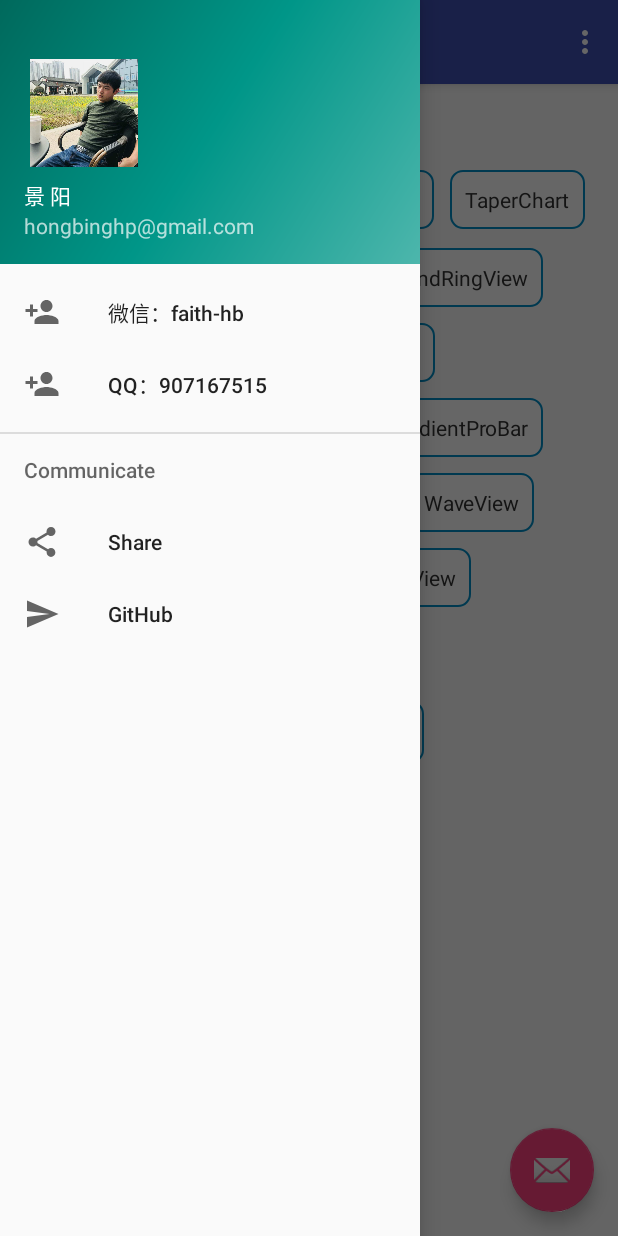
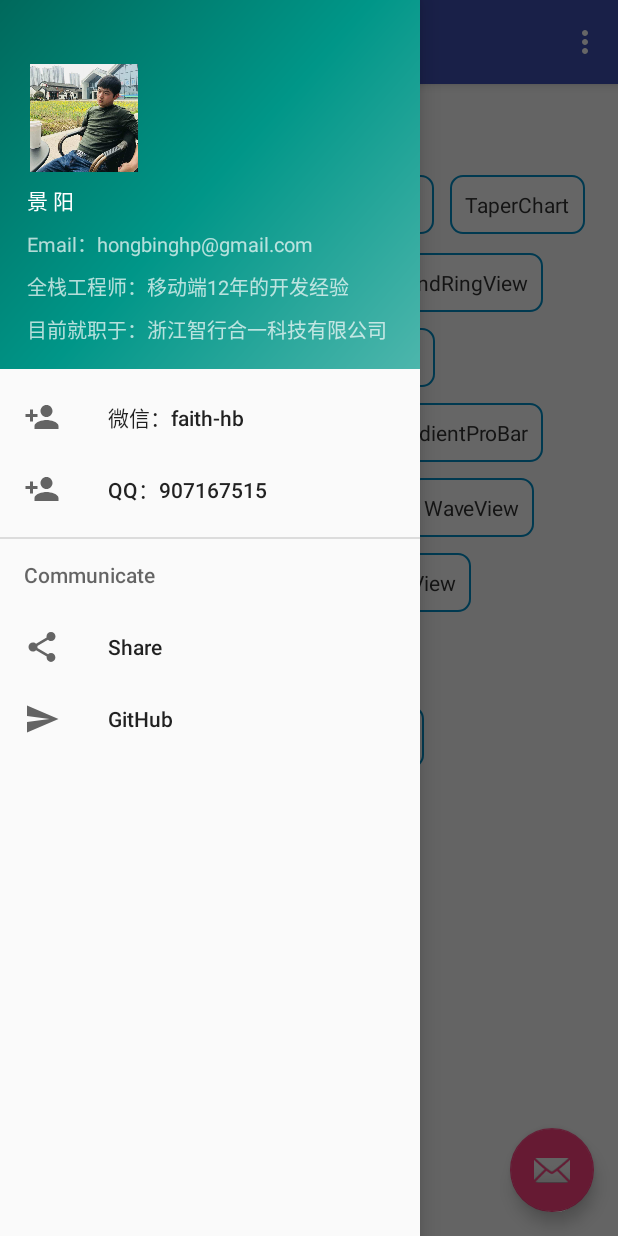
Before and after one commit to faith-hb/WidgetCase, an Android app: the screen it shows after launch (MenuMainActivity), with the side drawer open, on a phone screen of 412 x 824 dp. Run offline under Robolectric (Android 15) with nearby library versions, the phone set to English and light mode, and no system bars; our stand-ins replace FlexboxLayout; libraries missing offline, so code that uses them is left out: com.hjq.toast; 1 statement that could not run was skipped.

Commit message:
[update] 个人介绍页信息更新

```diff
--- a/app/src/main/res/layout/content_menu_main.xml
+++ b/app/src/main/res/layout/content_menu_main.xml
@@ -1,12 +1,13 @@
 <?xml version="1.0" encoding="utf-8"?>
 <androidx.core.widget.NestedScrollView xmlns:android="http://schemas.android.com/apk/res/android"
     xmlns:app="http://schemas.android.com/apk/res-auto"
+    xmlns:tools="http://schemas.android.com/tools"
     android:layout_width="match_parent"
     android:layout_height="match_parent"
     android:overScrollMode="never"
     android:scrollbars="none">
 
-    <androidx.constraintlayout.widget.ConstraintLayout xmlns:tools="http://schemas.android.com/tools"
+    <androidx.constraintlayout.widget.ConstraintLayout
         android:layout_width="match_parent"
         android:layout_height="match_parent"
         app:layout_behavior="@string/appbar_scrolling_view_behavior"
@@ -21,7 +22,8 @@
             android:gravity="center"
             android:text="功能分布如下"
             android:textColor="@color/page_font"
-            android:textSize="@dimen/page_font_size"
+            android:textSize="@dimen/font_size_14"
+            android:textStyle="bold"
             app:layout_constraintTop_toTopOf="parent" />
 
         <com.google.android.flexbox.FlexboxLayout
--- a/app/src/main/res/layout/nav_header_menu_main.xml
+++ b/app/src/main/res/layout/nav_header_menu_main.xml
@@ -1,16 +1,12 @@
 <?xml version="1.0" encoding="utf-8"?>
-<LinearLayout
-    xmlns:android="http://schemas.android.com/apk/res/android"
+<LinearLayout xmlns:android="http://schemas.android.com/apk/res/android"
     xmlns:app="http://schemas.android.com/apk/res-auto"
     android:layout_width="match_parent"
     android:layout_height="@dimen/nav_header_height"
     android:background="@drawable/side_nav_bar"
     android:gravity="bottom"
     android:orientation="vertical"
-    android:paddingLeft="@dimen/activity_horizontal_margin"
-    android:paddingTop="@dimen/activity_vertical_margin"
-    android:paddingRight="@dimen/activity_horizontal_margin"
-    android:paddingBottom="@dimen/activity_vertical_margin"
+    android:padding="@dimen/activity_vertical_margin"
     android:theme="@style/ThemeOverlay.AppCompat.Dark">
 
     <ImageView
@@ -19,19 +15,38 @@
         android:layout_height="80dp"
         android:contentDescription="@string/nav_header_desc"
         android:paddingTop="@dimen/nav_header_vertical_spacing"
-        app:srcCompat="@drawable/fighting"/>
+        app:srcCompat="@drawable/fighting" />
 
     <TextView
         android:layout_width="match_parent"
         android:layout_height="wrap_content"
+        android:layout_marginLeft="@dimen/dp_2"
         android:paddingTop="@dimen/nav_header_vertical_spacing"
         android:text="@string/nav_header_title"
-        android:textAppearance="@style/TextAppearance.AppCompat.Body1"/>
+        android:textAppearance="@style/TextAppearance.AppCompat.Body1" />
 
     <TextView
-        android:id="@+id/textView"
         android:layout_width="wrap_content"
         android:layout_height="wrap_content"
-        android:text="@string/nav_header_subtitle"/>
+        android:layout_marginLeft="@dimen/dp_2"
+        android:paddingTop="@dimen/nav_header_vertical_spacing"
+        android:text="@string/nav_header_subtitle"
+        android:textSize="13sp" />
+
+    <TextView
+        android:layout_width="match_parent"
+        android:layout_height="wrap_content"
+        android:layout_marginLeft="@dimen/dp_2"
+        android:paddingTop="@dimen/nav_header_vertical_spacing"
+        android:text="@string/nav_header_experience"
+        android:textSize="13sp" />
+
+    <TextView
+        android:layout_width="match_parent"
+        android:layout_height="wrap_content"
+        android:layout_marginLeft="@dimen/dp_2"
+        android:paddingTop="@dimen/nav_header_vertical_spacing"
+        android:text="@string/nav_header_company"
+        android:textSize="13sp" />
 
 </LinearLayout>
--- a/app/src/main/res/values/dimens.xml
+++ b/app/src/main/res/values/dimens.xml
@@ -2,6 +2,7 @@
 <resources>
 
     <dimen name="page_font_size">12sp</dimen>
+    <dimen name="font_size_14">14sp</dimen>
 
     <!--峰值图图高-->
     <dimen name="taper_chart_h">240dp</dimen>
@@ -13,8 +14,10 @@
     <dimen name="activity_horizontal_margin">16dp</dimen>
     <dimen name="activity_vertical_margin">16dp</dimen>
     <dimen name="nav_header_vertical_spacing">8dp</dimen>
-    <dimen name="nav_header_height">176dp</dimen>
+    <dimen name="nav_header_height">246dp</dimen>
     <dimen name="fab_margin">16dp</dimen>
+    <dimen name="dp_2">2dp</dimen>
+    <dimen name="dp_32">32dp</dimen>
 
     <dimen name="timerulerpick_width">24dp</dimen>
     <dimen name="timerulerpick_height">144dp</dimen>
--- a/app/src/main/res/values/strings.xml
+++ b/app/src/main/res/values/strings.xml
@@ -37,7 +37,9 @@
     <string name="navigation_drawer_open">Open navigation drawer</string>
     <string name="navigation_drawer_close">Close navigation drawer</string>
     <string name="nav_header_title">景 阳</string>
-    <string name="nav_header_subtitle">hongbinghp@gmail.com</string>
+    <string name="nav_header_subtitle">Email：hongbinghp@gmail.com</string>
+    <string name="nav_header_experience">全栈工程师：移动端12年的开发经验</string>
+    <string name="nav_header_company">目前就职于：浙江智行合一科技有限公司</string>
     <string name="nav_header_desc">Navigation header</string>
     <string name="action_settings">Settings</string>
 
```
